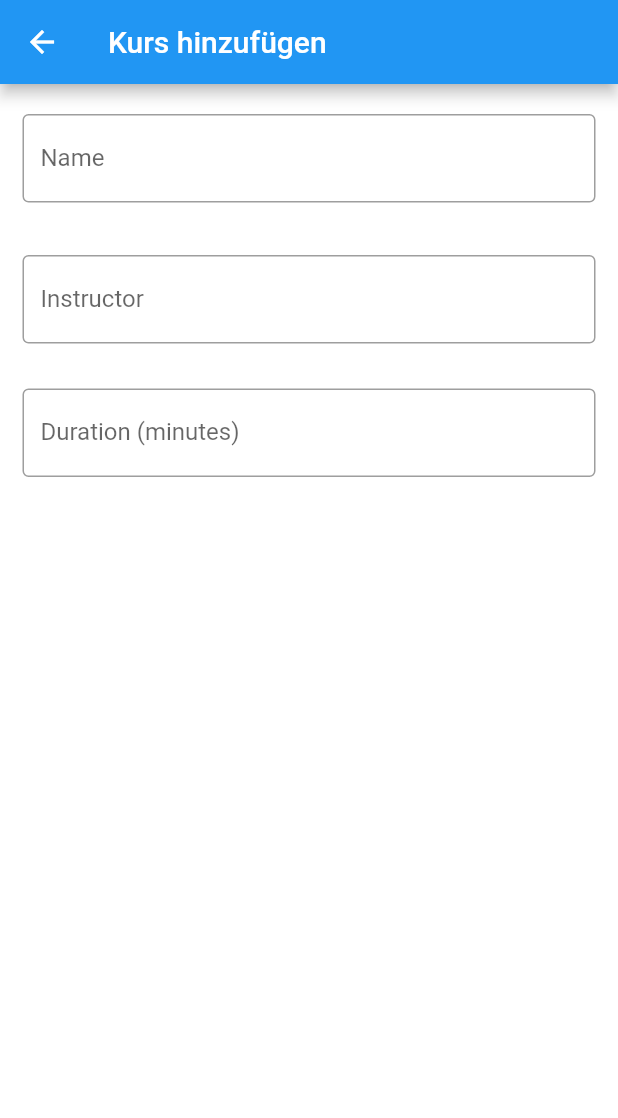
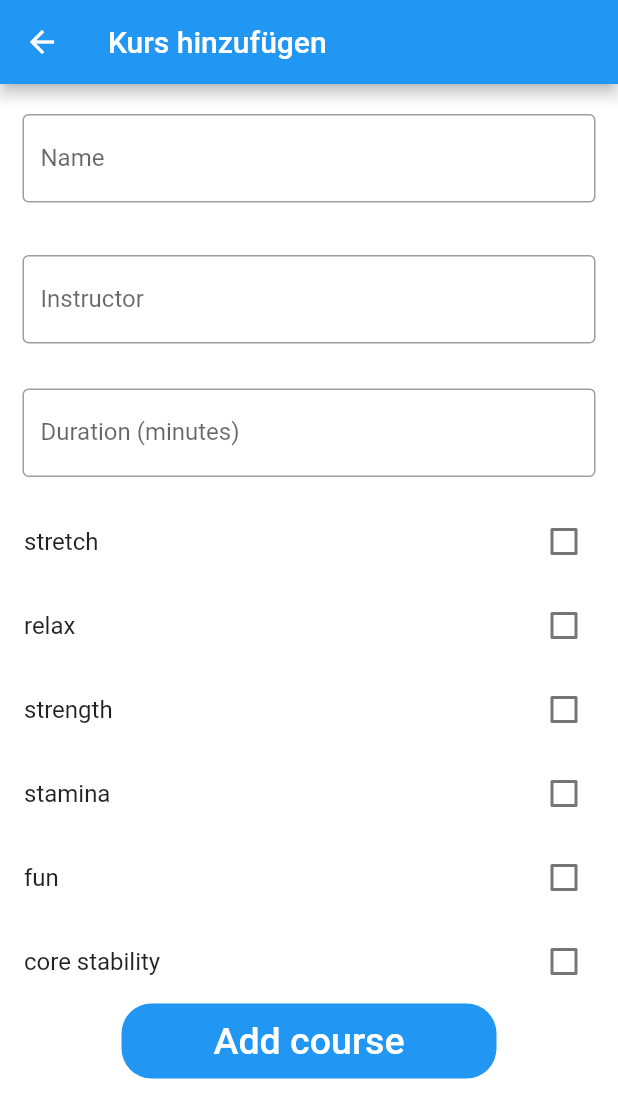
Before and after one commit to Jannes-dev/pruefungsleistung2, a Flutter app: the AddCourse screen opened directly, on a phone screen of 412 x 824 dp. Shown: the top 1118 px of the screen. Run offline on Flutter 3.47's test engine with Material 2 defaults, Android fonts, the phone set to English and light mode, and no system bars.

Commit message:
Add Course Page fertig und maps im System initialisiert

```diff
--- a/lib/AddCourse.dart
+++ b/lib/AddCourse.dart
@@ -1,9 +1,11 @@
+import 'package:pruefungsleistung/structure/goal.dart';
+import 'package:pruefungsleistung/behavior/coursePlanSystem.dart';
+
+import 'package:flutter/services.dart';
 import 'package:flutter/material.dart';
-import 'package:pruefungsleistung/behavior/coursePlanSystem.dart';
-import 'package:flutter/services.dart';
 
 class AddCourse extends StatefulWidget{
-  AddCourse({super.key});
+  const AddCourse({super.key});
 
   @override
   State<AddCourse> createState() => _AddCourse();
@@ -16,7 +18,18 @@ class _AddCourse extends State<AddCourse>{
   String _courseName = "";
   String _instructorName = "";
   int _durationInMinutes = 0;
+  List<Goal> _allGoals = List<Goal>.empty(growable: true);
+  List<Goal> _selectedGoals = List<Goal>.empty(growable: true);
+  Map<Goal, bool> _checkedGoals = {};
 
+
+  _AddCourse(){
+    Goal.values.forEach((goal) {
+      _allGoals.add(goal);
+      _checkedGoals[goal] = false;
+    });
+
+  }
 
   @override
   Widget build(BuildContext context) {
@@ -28,6 +41,7 @@ class _AddCourse extends State<AddCourse>{
       body: SingleChildScrollView(
         child: Column(
           children: <Widget>[
+
             Padding(
               padding: EdgeInsets.symmetric(horizontal: 15, vertical: 20),
               child: TextFormField(
@@ -94,15 +108,37 @@ class _AddCourse extends State<AddCourse>{
                 }
               )
             ),
-            Padding(
-                padding: EdgeInsets.only(
-                    left: 15.0,
-                    right: 15.0,
-                    top: 15.0,
-                    bottom: 15
+            for (Goal goal in _allGoals)
+              CheckboxListTile(
+                title: Text(goal.value.toString()),
+                value : _checkedGoals[goal],
+                onChanged: (value) {
+                  setState(() => _checkedGoals[goal] = value!);
+                },
+              ),
+            Container(
+              height: 50,
+              width: 250,
+              decoration: BoxDecoration(
+                  color: Colors.blue,
+                  borderRadius: BorderRadius.circular(20)
+              ),
+              child: TextButton(
+                onPressed: () {
+                  for (Goal goal in _allGoals)
+                    if (_checkedGoals[goal] != null && _checkedGoals[goal] == true)
+                      _selectedGoals.add(goal);
+                  _coursePlanSystem.addCourse(_courseName, _instructorName, _durationInMinutes, _selectedGoals); //TODO Variablen speichern
+                },
+                child: Text(
+                  'Add course',
+                  style: TextStyle(
+                      color: Colors.white,
+                      fontSize: 25
+                  ),
                 ),
-
-              )
+              ),
+            ),
           ],
         )
       )
--- a/lib/behavior/coursePlanSystem.dart
+++ b/lib/behavior/coursePlanSystem.dart
@@ -6,8 +6,8 @@ class CoursePlanSystem{
 
   static CoursePlanSystem _coursePlanSystem = new CoursePlanSystem();
 
-  static late Map<int, Course> _courses;
-  static late Map<int, CoursePlan> _coursePlans;
+  static Map<int, Course> _courses = {};
+  static Map<int, CoursePlan> _coursePlans = {};
 
   _CoursePlanSystem() {
   }
--- a/lib/structure/goal.dart
+++ b/lib/structure/goal.dart
@@ -2,3 +2,23 @@
 enum Goal{
   stretch, relax, strength, stamina, fun, coreStability;
 }
+extension GoalExtension on Goal {
+  String get value {
+    switch (this) {
+      case Goal.stretch:
+        return "stretch";
+      case Goal.relax:
+        return "relax";
+      case Goal.strength:
+        return "strength";
+      case Goal.stamina:
+        return "stamina";
+      case Goal.fun:
+        return "fun";
+      case Goal.coreStability:
+        return "core stability";
+      default:
+        return "";
+    }
+  }
+}
```
